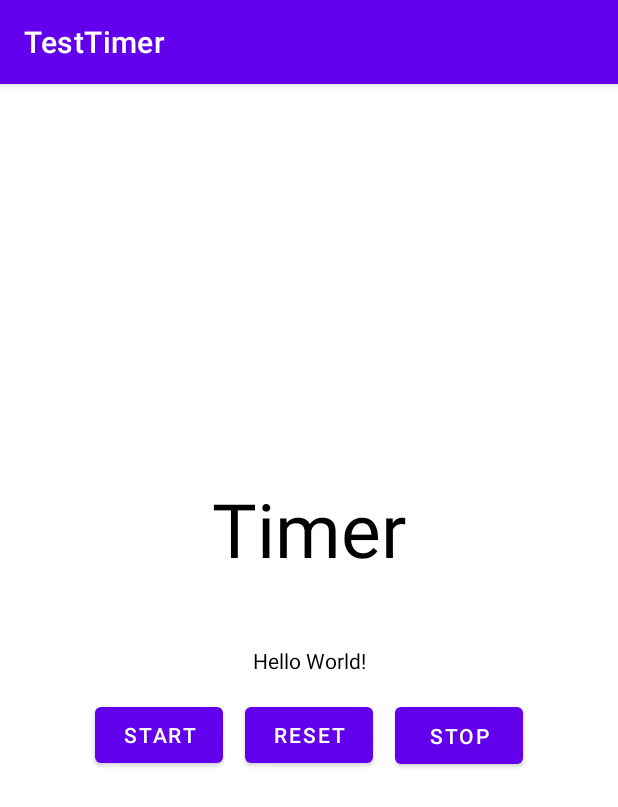
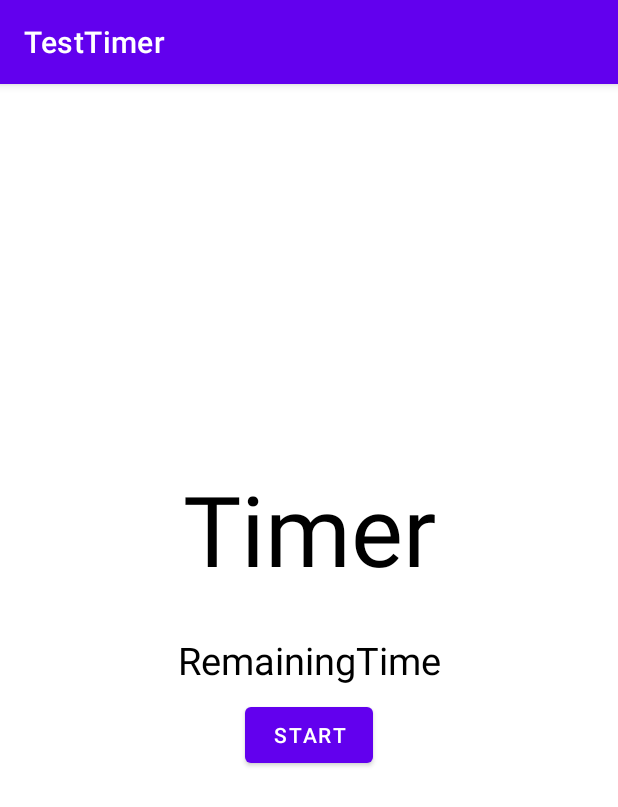
Before and after one commit to Som3on31/TestTimer, an Android app: the screen it shows after launch (MainActivity), on a phone screen of 412 x 824 dp. Shown: the top 807 px of the screen. Run offline under Robolectric (Android 15) with nearby library versions, the phone set to English and light mode, and no system bars.

Commit message:
"Removed" all buttons except start button

```diff
--- a/app/src/main/java/com/example/testtimer/MainActivity.java
+++ b/app/src/main/java/com/example/testtimer/MainActivity.java
@@ -10,17 +10,20 @@ import android.widget.TextView;
 
 public class MainActivity extends AppCompatActivity {
 
-    TextView tw;
-    long interval = 1000;
-    long inFuture = 3000;
-    boolean isRunning = false;
+    //Constant vars here
+    protected final String TEST_WORD = "kek";
+    protected TextView tw;
+    protected long interval = 1000;
+    protected int inFuture = 20*60;
+    protected boolean isRunning = false;
 
-    private final String TEST_WORD = "kek";
+    //Objs
+    CountDownTimer timer;
 
     Button startButton;
-
-    Button stopButton;
-    Button resetButton;
+//    Button stopButton;
+//    Button resetButton;
+//    Button pauseButton;
 
 
 
@@ -29,43 +32,68 @@ public class MainActivity extends AppCompatActivity {
         super.onCreate(savedInstanceState);
         setContentView(R.layout.activity_main);
 
+        tw = findViewById(R.id.timer);
+
+        startButton = findViewById(R.id.start_button);
+
+        startButton.setVisibility(View.VISIBLE);
+        startButton.setOnClickListener(view -> {
+            if(!isRunning) {
+                isRunning = true;
+                startButton.setVisibility(View.INVISIBLE);
+
+                createTimer(inFuture);
+                timer.start();
+            }
+
+        });
+
+//        stopButton.setOnClickListener(view -> {
+//            final String STOP_TXT = "Timer has stopped";
+//
+//            isRunning = false;
+//            timer.cancel();
+//            tw.setText(STOP_TXT);
+//            startButton.setVisibility(View.VISIBLE);
+//        });
+//
+//        resetButton.setOnClickListener(view -> {
+//
+//        });
+//
+//        pauseButton.setOnClickListener(view -> {
+//            isRunning = false;
+//
+//        });
 
 
-        startButton = findViewById(R.id.start_button);
-        stopButton = findViewById(R.id.stop_button);
-        resetButton = findViewById(R.id.reset_button);
+    }
 
-        new CountDownTimer(inFuture,interval){
+    /**
+     * Creates a timer with the set amount of time in seconds.
+     *
+     *
+     * @param seconds time to be set for the timer
+     */
+    public void createTimer(int seconds){
+        timer = new CountDownTimer(seconds * 1000,interval){
 
             public void onTick(long l){
-                String timeLeft = l/1000 + " s";
+                String timeLeftMinutes = l/60000 + ":";
+
+                long remainingSeconds = (l/1000)%60;
+                String timeLeftSeconds = remainingSeconds < 10 ? "0" + remainingSeconds : Long.toString(remainingSeconds);
+                String timeLeft = timeLeftMinutes + timeLeftSeconds;
                 tw.setText(timeLeft);
             }
 
             public void onFinish(){
                 tw.setText(TEST_WORD);
                 isRunning = false;
+                startButton.setVisibility(View.VISIBLE);
             }
 
-        }.start();
-
-        startButton.setVisibility(View.VISIBLE);
-        startButton.setOnClickListener(view -> {
-            if(!isRunning) {
-                isRunning = true;
-                startButton.setVisibility(View.INVISIBLE);
-            }
-        });
-
-        stopButton.setOnClickListener(view -> {
-            isRunning = false;
-        });
-
-        resetButton.setOnClickListener(view -> {
-
-        });
-
-
+        };
     }
 
 
--- a/app/src/main/res/layout/activity_main.xml
+++ b/app/src/main/res/layout/activity_main.xml
@@ -7,9 +7,11 @@
     tools:context=".MainActivity">
 
     <TextView
+        android:id="@+id/timer"
         android:layout_width="wrap_content"
         android:layout_height="wrap_content"
-        android:text="Hello World!"
+        android:textSize="25sp"
+        android:text="@string/remainingtime"
         app:layout_constraintBottom_toBottomOf="parent"
         app:layout_constraintEnd_toEndOf="parent"
         app:layout_constraintStart_toStartOf="parent"
@@ -17,11 +19,12 @@
         android:textColor="@android:color/background_dark"/>
 
     <TextView
+        android:id="@+id/main_txt"
         android:layout_width="wrap_content"
         android:layout_height="wrap_content"
-        android:text="Timer"
+        android:text="@string/timer"
         android:layout_marginTop="-175dp"
-        android:textSize="50dp"
+        android:textSize="65sp"
         app:layout_constraintBottom_toBottomOf="parent"
         app:layout_constraintEnd_toEndOf="parent"
         app:layout_constraintStart_toStartOf="parent"
@@ -34,37 +37,50 @@
         android:layout_width="85dp"
         android:layout_height="49dp"
         android:layout_marginTop="100dp"
-        android:layout_marginLeft="-200dp"
-        android:text="Start"
-        android:onClick="start_Timer"
+        android:text="@string/start"
         app:layout_constraintBottom_toBottomOf="parent"
         app:layout_constraintEnd_toEndOf="parent"
         app:layout_constraintStart_toStartOf="parent"
         app:layout_constraintTop_toTopOf="parent" />
 
-    <Button
-        android:id="@+id/stop_button"
-        android:layout_width="85dp"
-        android:layout_height="50dp"
-        android:layout_marginTop="100dp"
-        android:layout_marginLeft="200dp"
-        android:text="Stop"
-        android:onClick="stop_Timer"
-        app:layout_constraintBottom_toBottomOf="parent"
-        app:layout_constraintEnd_toEndOf="parent"
-        app:layout_constraintStart_toStartOf="parent"
-        app:layout_constraintTop_toTopOf="parent" />
+<!--    <Button-->
+<!--        android:id="@+id/stop_button"-->
+<!--        android:layout_width="85dp"-->
+<!--        android:layout_height="50dp"-->
+<!--        android:layout_marginTop="100dp"-->
+<!--        android:layout_marginLeft="200dp"-->
+<!--        android:text="Stop"-->
+<!--        android:onClick="stop_Timer"-->
+<!--        app:layout_constraintBottom_toBottomOf="parent"-->
+<!--        app:layout_constraintEnd_toEndOf="parent"-->
+<!--        app:layout_constraintStart_toStartOf="parent"-->
+<!--        app:layout_constraintTop_toTopOf="parent" />-->
 
-    <Button
-        android:id="@+id/reset_button"
-        android:layout_width="85dp"
-        android:layout_height="49dp"
-        android:layout_marginTop="100dp"
-        android:text="Reset"
-        android:onClick="reset_Timer"
-        app:layout_constraintBottom_toBottomOf="parent"
-        app:layout_constraintEnd_toEndOf="parent"
-        app:layout_constraintStart_toStartOf="parent"
-        app:layout_constraintTop_toTopOf="parent" />
+<!--    <Button-->
+<!--        android:id="@+id/reset_button"-->
+<!--        android:layout_width="85dp"-->
+<!--        android:layout_height="49dp"-->
+<!--        android:layout_marginTop="100dp"-->
+<!--        android:text="Reset"-->
+<!--        android:onClick="reset_Timer"-->
+<!--        app:layout_constraintBottom_toBottomOf="parent"-->
+<!--        app:layout_constraintEnd_toEndOf="parent"-->
+<!--        app:layout_constraintStart_toStartOf="parent"-->
+<!--        app:layout_constraintTop_toTopOf="parent" />-->
+
+<!--    <Button-->
+<!--        android:id="@+id/pause_button"-->
+<!--        android:layout_width="85dp"-->
+<!--        android:layout_height="49dp"-->
+<!--        android:layout_marginLeft="-200dp"-->
+<!--        android:layout_marginTop="100dp"-->
+<!--        android:onClick="pause_Timer"-->
+<!--        android:text="Pause"-->
+<!--        app:layout_constraintBottom_toBottomOf="parent"-->
+<!--        app:layout_constraintEnd_toEndOf="parent"-->
+<!--        app:layout_constraintHorizontal_bias="0.69"-->
+<!--        app:layout_constraintStart_toStartOf="parent"-->
+<!--        app:layout_constraintTop_toTopOf="parent"-->
+<!--        app:layout_constraintVertical_bias="0.62" />-->
 
 </androidx.constraintlayout.widget.ConstraintLayout>
```
